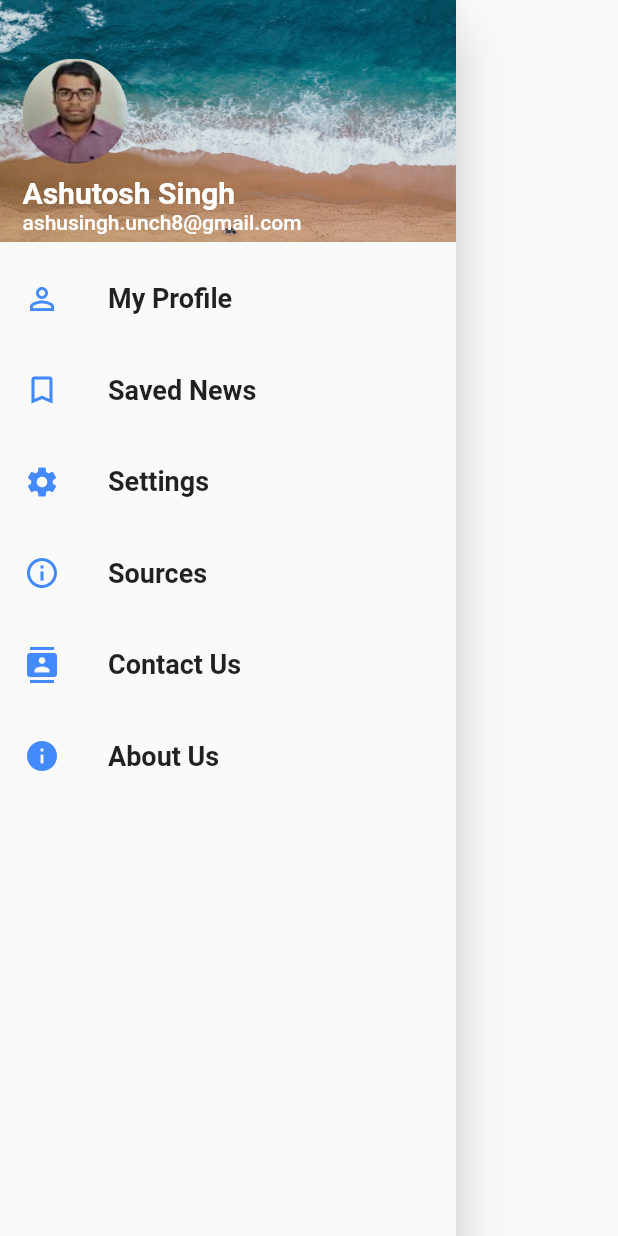
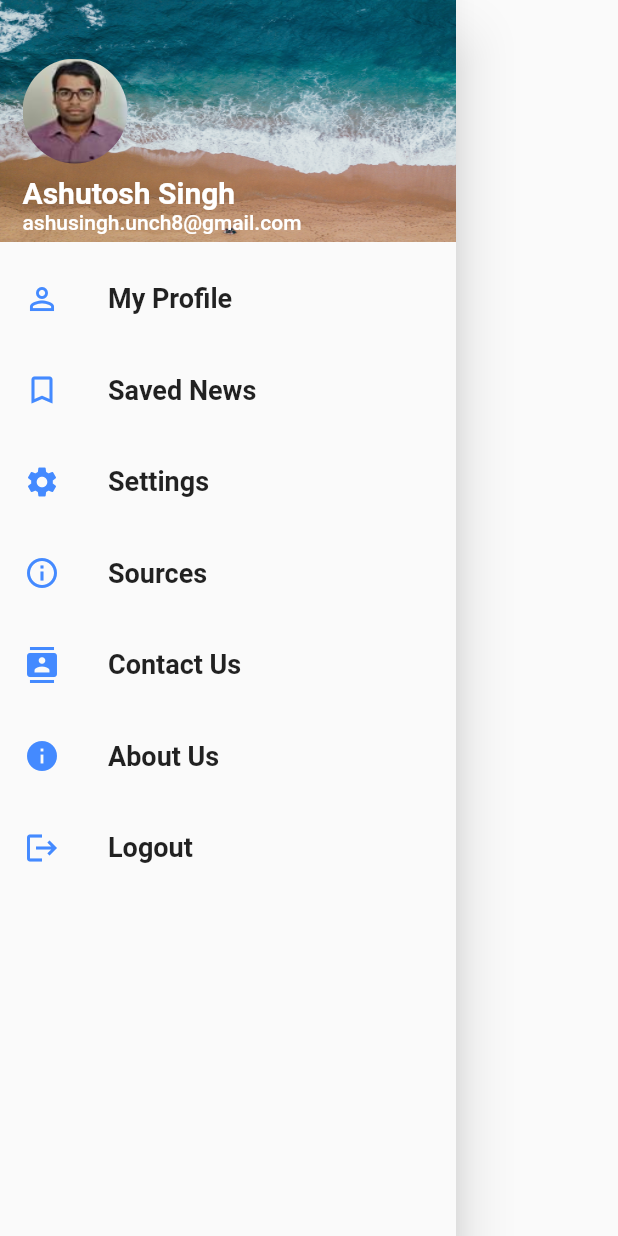
Before and after one commit to ashut08/instanews, a Flutter app: the DrawerWidget widget shown alone on an empty page, opened directly, on a phone screen of 412 x 824 dp. Run offline on Flutter 3.47's test engine with Material 2 defaults, Android fonts, the phone set to English and light mode, and no system bars; our stand-ins replace firebase_auth, flare_flutter, share, shared_preferences, sqflite; missing offline and left inert: flutter_webview_plugin; accounts and stored records are empty; network calls fail.

Commit message:
implement logout button

```diff
--- a/lib/main.dart
+++ b/lib/main.dart
@@ -1,3 +1,4 @@
+import 'package:instanews/pages/login.dart';
 import 'package:instanews/pages/profile_page.dart';
 
 import 'package:instanews/pages/saved_news_page.dart';
@@ -12,6 +13,7 @@ import 'pages/sources_page.dart';
 import 'pages/settings_pages.dart';
 import 'pages/contact.dart';
 import 'pages/about.dart';
+import 'pages/login.dart';
 
 void main() => runApp(MyApp());
 
@@ -28,7 +30,8 @@ class MyApp extends StatelessWidget {
         '/savedNews': (context) => SavedNewsPage(),
         '/settings': (context) => SettingScreen(),
         '/contactus': (context) => Contact(),
-        '/about': (context) => About()
+        '/about': (context) => About(),
+        '/login': (context) => LoginPage()
       },
     );
   }
--- a/lib/widgets/drawer_widget.dart
+++ b/lib/widgets/drawer_widget.dart
@@ -136,6 +136,8 @@ class DrawerWidget extends StatelessWidget {
           SizedBox(
             height: 5.0,
           ),
+          _buildListTile(
+              "Logout", Icon(Icons.logout, color: Colors.blueAccent), '/login')
         ],
       ),
     );
```
Also changed, not shown: 1 other file.
